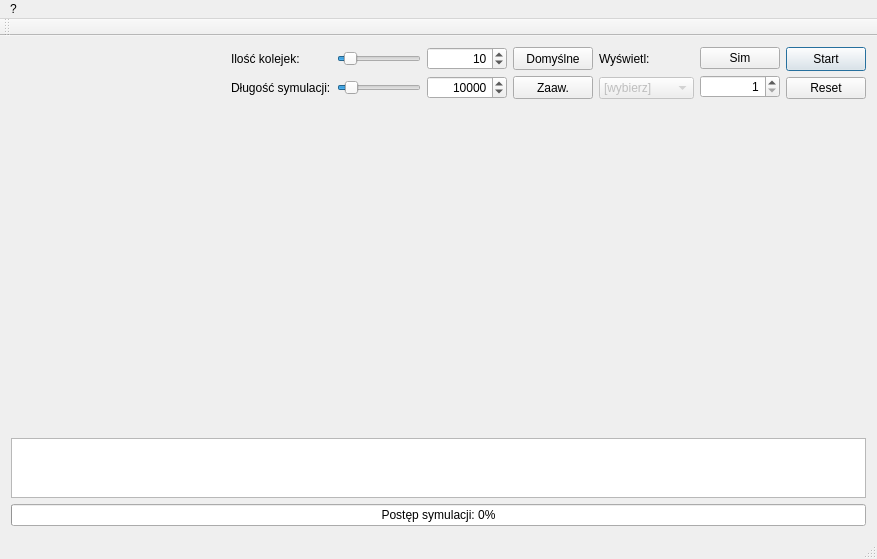
wgml/kolejki, file mainwindow.ui: the form before one commit.
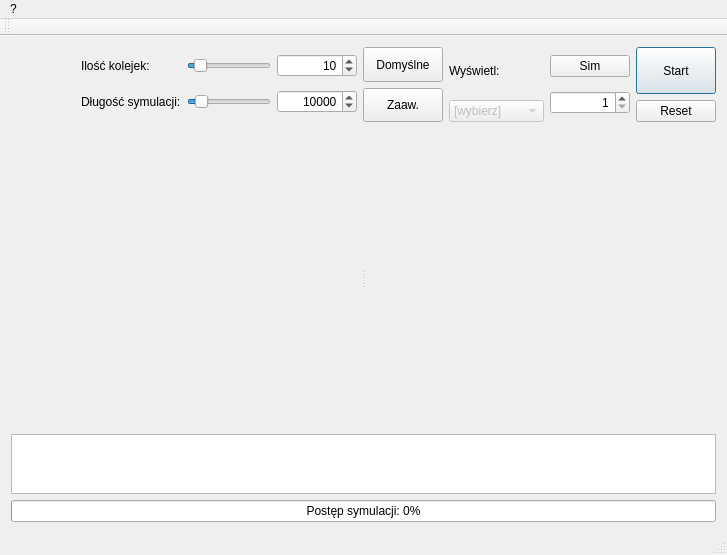
The form after the commit. Custom widgets are drawn as their Qt base class.

Patch:
```diff
--- a/mainwindow.ui
+++ b/mainwindow.ui
@@ -6,8 +6,8 @@
    <rect>
     <x>0</x>
     <y>0</y>
-    <width>877</width>
-    <height>559</height>
+    <width>727</width>
+    <height>555</height>
    </rect>
   </property>
   <property name="sizePolicy">
@@ -26,7 +26,7 @@
    <string>MainWindow</string>
   </property>
   <widget class="QWidget" name="centralWidget">
-   <layout class="QHBoxLayout" name="horizontalLayout_5">
+   <layout class="QVBoxLayout" name="verticalLayout_7">
     <item>
      <layout class="QVBoxLayout" name="verticalLayout_6">
       <item>
@@ -363,10 +363,10 @@
        </layout>
       </item>
       <item>
-       <layout class="QHBoxLayout" name="horizontalLayout_6">
-        <item>
-         <layout class="QHBoxLayout" name="horizontalLayout_4">
-          <item>
+       <widget class="QSplitter" name="splitter">
+        <property name="orientation">
+         <enum>Qt::Horizontal</enum>
+        </property>
            <widget class="QCustomPlot" name="plot1" native="true">
             <property name="sizePolicy">
              <sizepolicy hsizetype="Preferred" vsizetype="Preferred">
@@ -381,8 +381,6 @@
              </size>
             </property>
            </widget>
-          </item>
-          <item>
            <widget class="QCustomPlot" name="plot2" native="true">
             <property name="sizePolicy">
              <sizepolicy hsizetype="Preferred" vsizetype="Preferred">
@@ -397,23 +395,7 @@
              </size>
             </property>
            </widget>
-          </item>
-         </layout>
-        </item>
-        <item>
-         <spacer name="verticalSpacer">
-          <property name="orientation">
-           <enum>Qt::Vertical</enum>
-          </property>
-          <property name="sizeHint" stdset="0">
-           <size>
-            <width>0</width>
-            <height>0</height>
-           </size>
-          </property>
-         </spacer>
-        </item>
-       </layout>
+       </widget>
       </item>
       <item>
        <widget class="QTextEdit" name="log">
@@ -463,7 +445,7 @@
     <rect>
      <x>0</x>
      <y>0</y>
-     <width>877</width>
+     <width>727</width>
      <height>25</height>
     </rect>
    </property>
```
Lines whose indentation alone changed are shown as unchanged.
